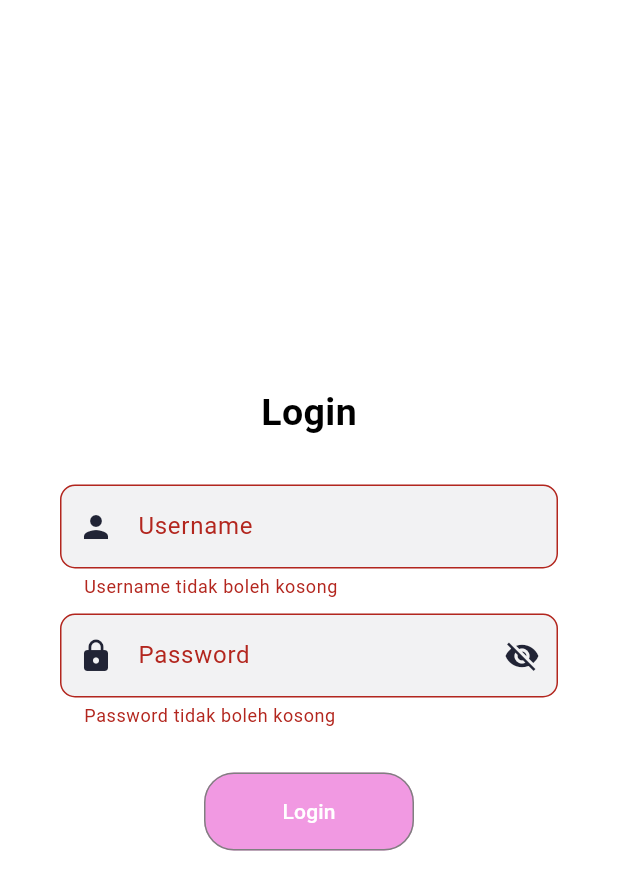
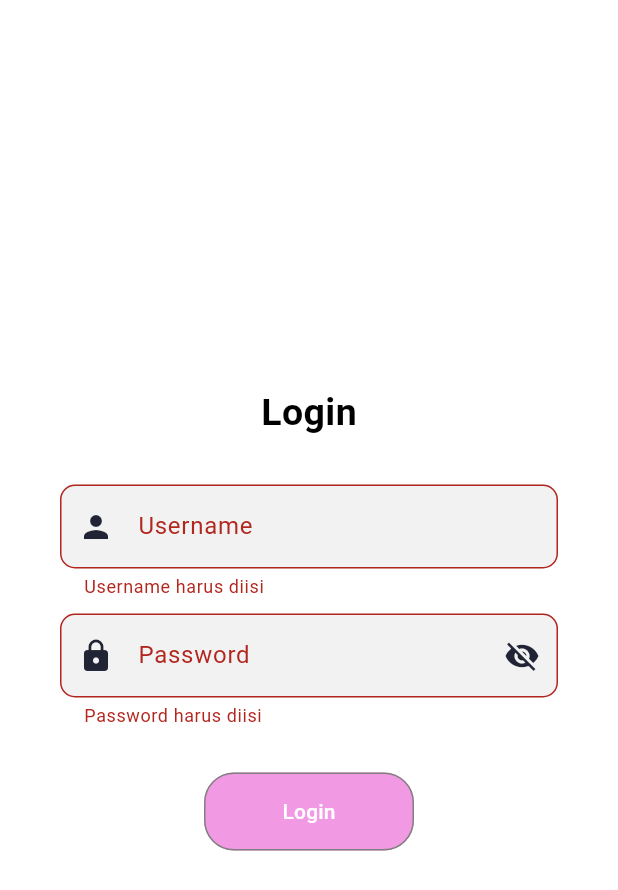
Before and after one commit to indinovia/ukk_2025, a Flutter app: the screen it shows after launch, after a tap on "Login", on a phone screen of 412 x 824 dp. Shown: the top 890 px of the screen. Run offline on Flutter 3.47's test engine with Material 3 defaults, Android fonts, the phone set to English and light mode, and no system bars; our stand-ins replace supabase_flutter; accounts and stored records are empty.

Commit message:
crud user

```diff
--- a/lib/login_form.dart
+++ b/lib/login_form.dart
@@ -23,7 +23,7 @@ class _LoginPageState extends State<LoginPage> {
   String? _validateUsername(String? value) {
     // menambah validasi pada bagian username, jika username kosong atau tidak diisi maka akan muncul tulisan username tidak boleh kosng
     if (value == null || value.trim().isEmpty) {
-      return 'Username tidak boleh kosong';
+      return 'Username harus diisi';
     }
     return null;
   }
@@ -31,7 +31,7 @@ class _LoginPageState extends State<LoginPage> {
   String? _validatePassword(String? value) {
     //sama seperti username
     if (value == null || value.trim().isEmpty) {
-      return 'Password tidak boleh kosong';
+      return 'Password harus diisi';
     }
     return null;
   }
```
